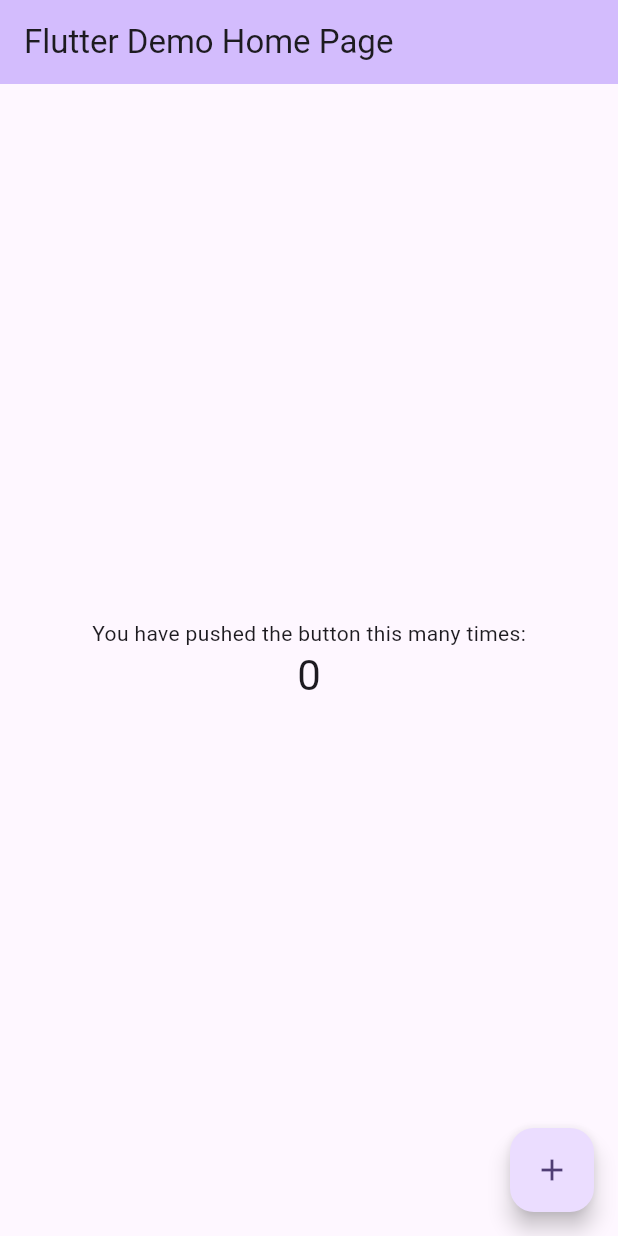
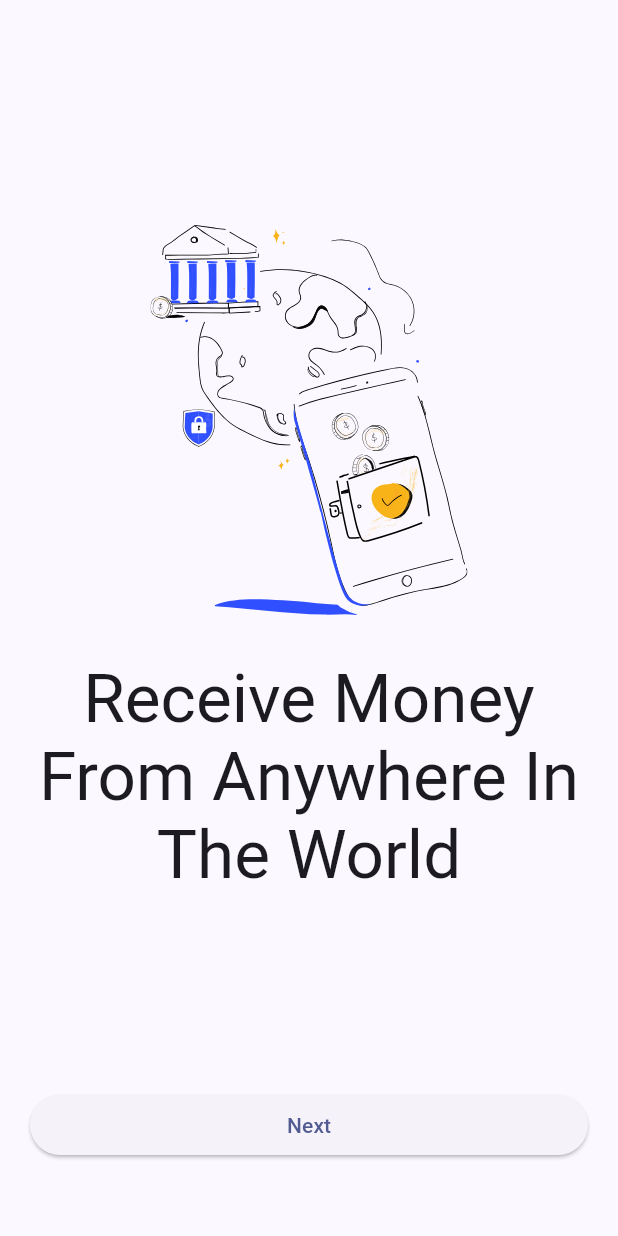
Before and after one commit to rithin-prakash/coin_stack, a Flutter app: the screen it shows after launch, on a phone screen of 412 x 824 dp. Run offline on Flutter 3.47's test engine with Material 3 defaults, Android fonts, the light colour scheme and no system bars; our stand-ins replace flutter_svg.

Commit message:
intro pages

```diff
--- /dev/null
+++ b/lib/core/constants/app_dimen.dart
@@ -0,0 +1,4 @@
+class AppDimen {
+  static const intoPadding = 20.0;
+  static const intoBottomHeight = 30.0;
+}
--- /dev/null
+++ b/lib/features/intros/presentation/pages/intro_receive_money.dart
@@ -0,0 +1,45 @@
+import 'package:coin_stack/core/assets/app_assets.dart';
+import 'package:coin_stack/core/constants/app_dimen.dart';
+import 'package:flutter/material.dart';
+import 'package:flutter_svg/svg.dart';
+
+class IntroReceiveMoney extends StatelessWidget {
+  const IntroReceiveMoney({super.key});
+
+  @override
+  Widget build(BuildContext context) {
+    return Scaffold(
+      body: Padding(
+        padding: const EdgeInsets.all(AppDimen.intoPadding),
+        child: Column(
+          children: [
+            Expanded(
+              child: Column(
+                mainAxisSize: MainAxisSize.max,
+                crossAxisAlignment: CrossAxisAlignment.center,
+                mainAxisAlignment: MainAxisAlignment.center,
+                children: [
+                  SvgPicture.asset(AppAssets.introReceiveMoney),
+                  SizedBox(height: 30),
+                  Text(
+                    "Receive Money From Anywhere In The World",
+                    style: Theme.of(context).textTheme.displayMedium,
+                    textAlign: TextAlign.center,
+                  ),
+                ],
+              ),
+            ),
+            Align(
+              alignment: Alignment.bottomCenter,
+              child: SizedBox(
+                width: double.infinity,
+                child: ElevatedButton(onPressed: () {}, child: Text("Next")),
+              ),
+            ),
+            SizedBox(height: AppDimen.intoBottomHeight),
+          ],
+        ),
+      ),
+    );
+  }
+}
--- a/lib/main.dart
+++ b/lib/main.dart
@@ -1,3 +1,6 @@
+import 'package:coin_stack/features/intros/presentation/pages/intro_money_abroad.dart';
+import 'package:coin_stack/features/intros/presentation/pages/intro_receive_money.dart';
+import 'package:coin_stack/features/intros/presentation/pages/intro_trust_page.dart';
 import 'package:flutter/material.dart';
 
 void main() {
@@ -7,116 +10,14 @@ void main() {
 class MyApp extends StatelessWidget {
   const MyApp({super.key});
 
-  // This widget is the root of your application.
   @override
   Widget build(BuildContext context) {
     return MaterialApp(
       title: 'Flutter Demo',
       theme: ThemeData(
-        // This is the theme of your application.
-        //
-        // TRY THIS: Try running your application with "flutter run". You'll see
-        // the application has a purple toolbar. Then, without quitting the app,
-        // try changing the seedColor in the colorScheme below to Colors.green
-        // and then invoke "hot reload" (save your changes or press the "hot
-        // reload" button in a Flutter-supported IDE, or press "r" if you used
-        // the command line to start the app).
-        //
-        // Notice that the counter didn't reset back to zero; the application
-        // state is not lost during the reload. To reset the state, use hot
-        // restart instead.
-        //
-        // This works for code too, not just values: Most code changes can be
-        // tested with just a hot reload.
-        colorScheme: ColorScheme.fromSeed(seedColor: Colors.deepPurple),
+        colorScheme: ColorScheme.fromSeed(seedColor: Color(0xFF304FFE)),
       ),
-      home: const MyHomePage(title: 'Flutter Demo Home Page'),
+      home: const IntroReceiveMoney(),
     );
   }
 }
-
-class MyHomePage extends StatefulWidget {
-  const MyHomePage({super.key, required this.title});
-
-  // This widget is the home page of your application. It is stateful, meaning
-  // that it has a State object (defined below) that contains fields that affect
-  // how it looks.
-
-  // This class is the configuration for the state. It holds the values (in this
-  // case the title) provided by the parent (in this case the App widget) and
-  // used by the build method of the State. Fields in a Widget subclass are
-  // always marked "final".
-
-  final String title;
-
-  @override
-  State<MyHomePage> createState() => _MyHomePageState();
-}
-
-class _MyHomePageState extends State<MyHomePage> {
-  int _counter = 0;
-
-  void _incrementCounter() {
-    setState(() {
-      // This call to setState tells the Flutter framework that something has
-      // changed in this State, which causes it to rerun the build method below
-      // so that the display can reflect the updated values. If we changed
-      // _counter without calling setState(), then the build method would not be
-      // called again, and so nothing would appear to happen.
-      _counter++;
-    });
-  }
-
-  @override
-  Widget build(BuildContext context) {
-    // This method is rerun every time setState is called, for instance as done
-    // by the _incrementCounter method above.
-    //
-    // The Flutter framework has been optimized to make rerunning build methods
-    // fast, so that you can just rebuild anything that needs updating rather
-    // than having to individually change instances of widgets.
-    return Scaffold(
-      appBar: AppBar(
-        // TRY THIS: Try changing the color here to a specific color (to
-        // Colors.amber, perhaps?) and trigger a hot reload to see the AppBar
-        // change color while the other colors stay the same.
-        backgroundColor: Theme.of(context).colorScheme.inversePrimary,
-        // Here we take the value from the MyHomePage object that was created by
-        // the App.build method, and use it to set our appbar title.
-        title: Text(widget.title),
-      ),
-      body: Center(
-        // Center is a layout widget. It takes a single child and positions it
-        // in the middle of the parent.
-        child: Column(
-          // Column is also a layout widget. It takes a list of children and
-          // arranges them vertically. By default, it sizes itself to fit its
-          // children horizontally, and tries to be as tall as its parent.
-          //
-          // Column has various properties to control how it sizes itself and
-          // how it positions its children. Here we use mainAxisAlignment to
-          // center the children vertically; the main axis here is the vertical
-          // axis because Columns are vertical (the cross axis would be
-          // horizontal).
-          //
-          // TRY THIS: Invoke "debug painting" (choose the "Toggle Debug Paint"
-          // action in the IDE, or press "p" in the console), to see the
-          // wireframe for each widget.
-          mainAxisAlignment: MainAxisAlignment.center,
-          children: <Widget>[
-            const Text('You have pushed the button this many times:'),
-            Text(
-              '$_counter',
-              style: Theme.of(context).textTheme.headlineMedium,
-            ),
-          ],
-        ),
-      ),
-      floatingActionButton: FloatingActionButton(
-        onPressed: _incrementCounter,
-        tooltip: 'Increment',
-        child: const Icon(Icons.add),
-      ), // This trailing comma makes auto-formatting nicer for build methods.
-    );
-  }
-}
```
Also changed, not shown: lib/features/intros/presentation/pages/intro_money_abroad.dart (added, +45 -0 lines), lib/features/intros/presentation/pages/intro_trust_page.dart (added, +45 -0 lines).
